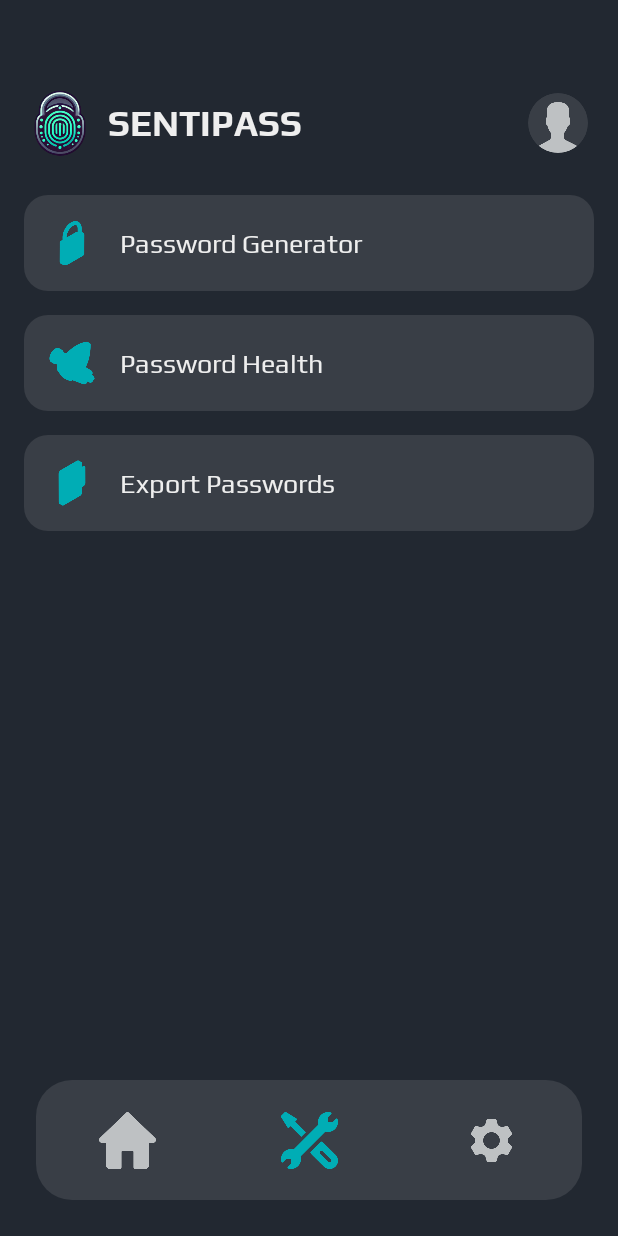
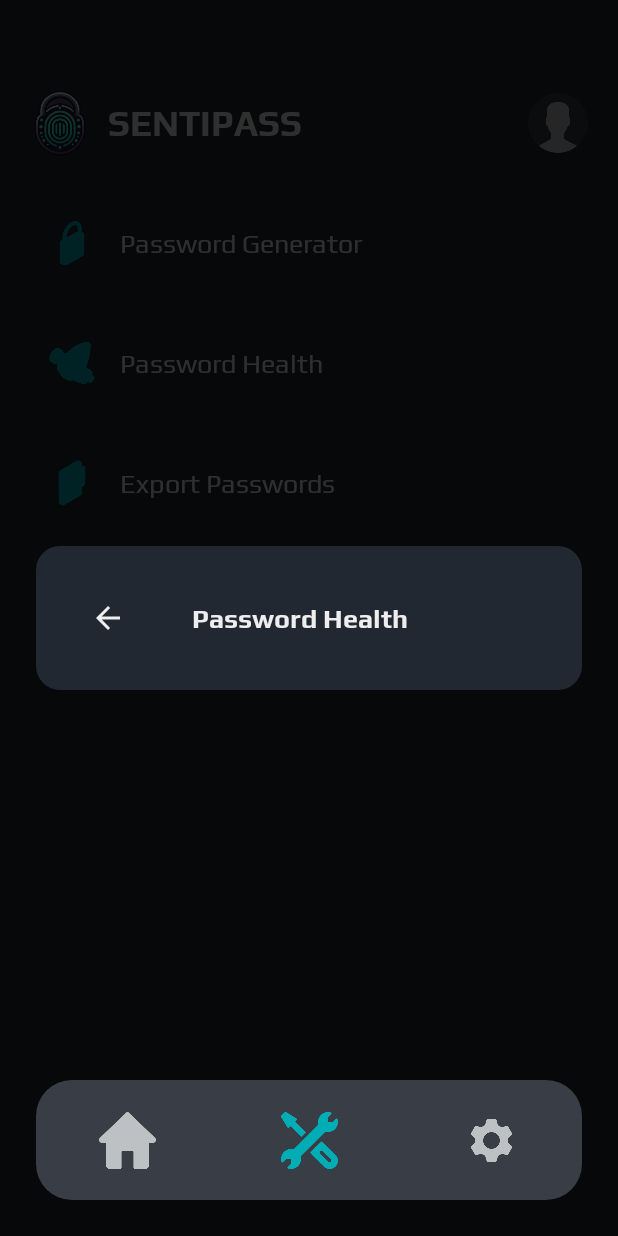
Before and after one commit to TheObtey/sentipass, an Android app built with Jetpack Compose: the composable ToolsScreen called with empty values, after a tap on "Password Health", on a phone screen of 412 x 824 dp. Run offline under Robolectric (Android 15) with nearby library versions, the phone set to English and light mode, and no system bars.

Commit message:
Add Password Health tool popup. TODO: - Implement the core features of the Password Health tool.

```diff
--- a/app/src/main/java/fr/theobtey/sentipass/ui/components/PasswordGeneratorDialog.kt
+++ b/app/src/main/java/fr/theobtey/sentipass/ui/components/PasswordGeneratorDialog.kt
@@ -4,6 +4,7 @@ import android.content.ClipData
 import android.content.ClipboardManager
 import android.content.Context
 import androidx.compose.foundation.background
+import androidx.compose.foundation.clickable
 import androidx.compose.foundation.layout.*
 import androidx.compose.foundation.shape.RoundedCornerShape
 import androidx.compose.material.icons.Icons
@@ -58,6 +59,7 @@ fun PasswordGeneratorDialog(
         modifier = Modifier
             .fillMaxSize()
             .background(Smoke)
+            .clickable(enabled = true, onClick = {})
     ) {
         Column(
             modifier = Modifier
--- /dev/null
+++ b/app/src/main/java/fr/theobtey/sentipass/ui/components/PasswordHealthDialog.kt
@@ -0,0 +1,54 @@
+package fr.theobtey.sentipass.ui.components
+
+import androidx.compose.foundation.background
+import androidx.compose.foundation.clickable
+import androidx.compose.foundation.layout.*
+import androidx.compose.foundation.shape.RoundedCornerShape
+import androidx.compose.material.icons.Icons
+import androidx.compose.material.icons.filled.ArrowBack
+import androidx.compose.material3.*
+import androidx.compose.runtime.*
+import androidx.compose.ui.Alignment
+import androidx.compose.ui.Modifier
+import androidx.compose.ui.platform.LocalContext
+import androidx.compose.ui.res.stringResource
+import androidx.compose.ui.unit.dp
+import fr.theobtey.sentipass.R
+import fr.theobtey.sentipass.ui.theme.*
+
+@Composable
+fun PasswordHealthDialog(
+    onDismiss: () -> Unit
+) {
+    Box(
+        modifier = Modifier
+            .fillMaxSize()
+            .background(Smoke)
+            .clickable(enabled = true, onClick = {})
+    ) {
+        Column(
+            modifier = Modifier
+                .align(Alignment.Center)
+                .padding(24.dp)
+                .background(Primary, RoundedCornerShape(16.dp))
+                .padding(24.dp)
+                .widthIn(min = 320.dp, max = 400.dp)
+        ) {
+            // Top Row: Close button and title
+            Row(verticalAlignment = Alignment.CenterVertically) {
+                IconButton(onClick = onDismiss) {
+                    Icon(
+                        imageVector = Icons.Default.ArrowBack,
+                        contentDescription = "Back",
+                        tint = White
+                    )
+                }
+                Spacer(modifier = Modifier.width(32.dp))
+                Text(
+                    text = "Password Health",
+                    style = PasswordDetailsTitleStyle
+                )
+            }
+        }
+    }
+}
--- a/app/src/main/java/fr/theobtey/sentipass/ui/screens/ToolsScreen.kt
+++ b/app/src/main/java/fr/theobtey/sentipass/ui/screens/ToolsScreen.kt
@@ -13,9 +13,7 @@ import androidx.compose.ui.res.painterResource
 import androidx.compose.ui.text.font.FontWeight
 import androidx.compose.ui.unit.dp
 import fr.theobtey.sentipass.R
-import fr.theobtey.sentipass.ui.components.BottomBar
-import fr.theobtey.sentipass.ui.components.HeaderSection
-import fr.theobtey.sentipass.ui.components.PasswordGeneratorDialog
+import fr.theobtey.sentipass.ui.components.*
 import fr.theobtey.sentipass.ui.theme.*
 import androidx.navigation.NavController
 
@@ -27,6 +25,7 @@ fun ToolsScreen(
     val context = LocalContext.current
     val toolOptions = context.resources.getStringArray(R.array.tool_page_options)
     var showPasswordGeneratorDialog by remember { mutableStateOf(false) }
+    var showPasswordHealthDialog by remember { mutableStateOf(false) }
 
     Box(
         modifier = Modifier
@@ -55,7 +54,7 @@ fun ToolsScreen(
                 ToolCard(
                     title = toolOptions[1],
                     icon = R.drawable.check_password,
-                    onClick = { /* TODO: Implement Password Health */ }
+                    onClick = { showPasswordHealthDialog = true }
                 )
 
                 ToolCard(
@@ -68,6 +67,10 @@ fun ToolsScreen(
 
         if (showPasswordGeneratorDialog) {
             PasswordGeneratorDialog(onDismiss = { showPasswordGeneratorDialog = false })
+        }
+
+        if (showPasswordHealthDialog) {
+            PasswordHealthDialog(onDismiss = { showPasswordHealthDialog = false })
         }
 
         BottomBar(
@@ -89,9 +92,7 @@ fun ToolCard(
             .fillMaxWidth()
             .clickable(onClick = onClick),
         shape = RoundedCornerShape(16.dp),
-        colors = CardDefaults.cardColors(
-            containerColor = Secondary
-        )
+        colors = CardDefaults.cardColors(containerColor = Primary)
     ) {
         Row(
             modifier = Modifier
@@ -105,9 +106,7 @@ fun ToolCard(
                 tint = Complementary,
                 modifier = Modifier.size(32.dp)
             )
-
             Spacer(modifier = Modifier.width(16.dp))
-
             Text(
                 text = title,
                 style = DefaultTextStyle,
```
